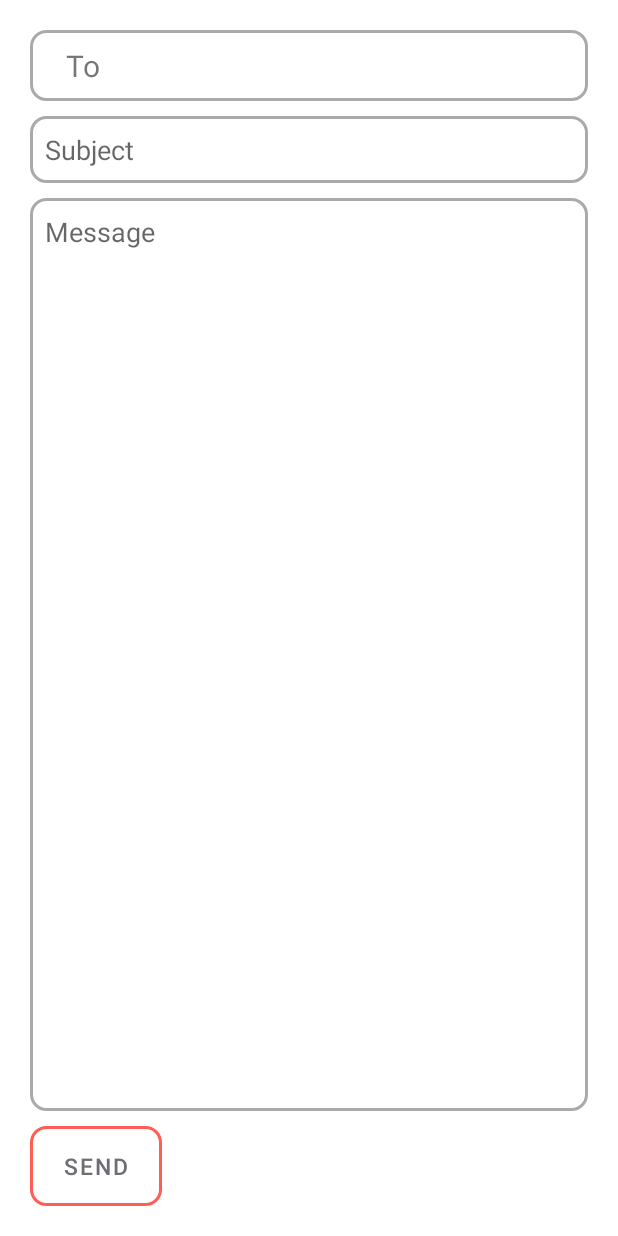
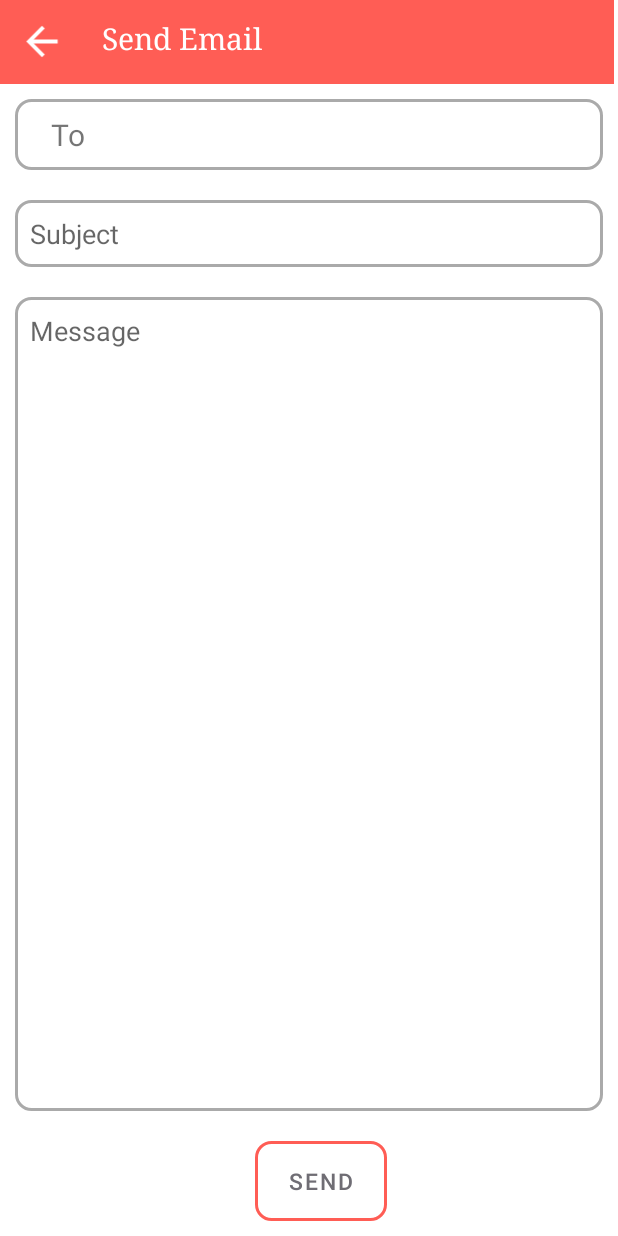
Before and after one commit to Kavi0109/MADProject, an Android app: the sendEmail screen opened directly, with no data from a screen before it, on a phone screen of 412 x 824 dp. Run offline under Robolectric (Android 15) with nearby library versions, the phone set to English and light mode, and no system bars.

Commit message:
humaira merge4

```diff
--- a/app/src/main/java/com/example/toyapp/DonCalculation.java
+++ b/app/src/main/java/com/example/toyapp/DonCalculation.java
@@ -53,7 +53,7 @@ public class DonCalculation extends AppCompatActivity {
 
             temp3 = cal.calculatepercentageDonation(temp,temp2);
 
-            //Toast.makeText(this,"select a radio button", Toast.LENGTH_SHORT).show();
+
             tv_ans.setText(new Float(temp3).toString()+"%");
         }
 
--- a/app/src/main/java/com/example/toyapp/HelpCenter.java
+++ b/app/src/main/java/com/example/toyapp/HelpCenter.java
@@ -30,7 +30,7 @@ public class HelpCenter extends AppCompatActivity {
         Button send = findViewById(R.id.btn_send);
         ImageView navabt = findViewById(R.id.fbarrow);
         navabt.setOnClickListener(v->{
-            Intent intent =new Intent(this, AbtDonation.class);
+            Intent intent =new Intent(this, Home.class);
             startActivity(intent);
         });
         DAOFeedback dfb = new DAOFeedback();
--- a/app/src/main/java/com/example/toyapp/Home.java
+++ b/app/src/main/java/com/example/toyapp/Home.java
@@ -32,6 +32,9 @@ public class Home extends AppCompatActivity {
             Intent apply = new Intent(this, MainActivity.class);
             startActivity(apply);
 
+        }else if (button_text.equals("FEEDBACK")) {
+            Intent fed = new Intent(this, HelpCenter.class);
+            startActivity(fed);
         }
     }
 }
--- a/app/src/main/java/com/example/toyapp/RVAdapter.java
+++ b/app/src/main/java/com/example/toyapp/RVAdapter.java
@@ -85,7 +85,6 @@ public class RVAdapter extends RecyclerView.Adapter<RecyclerView.ViewHolder>{
                            context.startActivity(intent2);
                            notifyItemRemoved(position);
 
-                          // list.remove(org);
                        }).addOnFailureListener(er->
                        {
                            Toast.makeText(context, ""+er.getMessage(), Toast.LENGTH_SHORT).show();
--- a/app/src/main/java/com/example/toyapp/sendEmail.java
+++ b/app/src/main/java/com/example/toyapp/sendEmail.java
@@ -8,6 +8,7 @@ import android.os.Bundle;
 import android.view.View;
 import android.widget.Button;
 import android.widget.EditText;
+import android.widget.ImageView;
 
 public class sendEmail extends AppCompatActivity {
 
@@ -23,6 +24,12 @@ public class sendEmail extends AppCompatActivity {
         etMessage=findViewById(R.id.et_message);
         btnSend=findViewById(R.id.btnsend);
 
+        ImageView navabt = findViewById(R.id.hlarrow);
+        navabt.setOnClickListener(v->{
+            Intent intent =new Intent(this, AbtDonation.class);
+            startActivity(intent);
+        });
+
         btnSend.setOnClickListener(new View.OnClickListener() {
             @Override
             public void onClick(View v) {
--- a/app/src/main/res/layout/activity_abt_donation.xml
+++ b/app/src/main/res/layout/activity_abt_donation.xml
@@ -27,7 +27,7 @@
         android:layout_marginLeft="60dp"
         android:layout_marginTop="16dp"
         android:onClick="Help"
-        android:text="MAKE AN INQUIRY/FEEDBACK"
+        android:text="MAKE AN INQUIRY"
         app:backgroundTint="@color/Perisimone"
         app:layout_constraintStart_toStartOf="parent"
         app:layout_constraintTop_toBottomOf="@+id/btnh" />
--- a/app/src/main/res/layout/activity_send_email.xml
+++ b/app/src/main/res/layout/activity_send_email.xml
@@ -6,14 +6,56 @@
     android:layout_height="match_parent"
     android:orientation="vertical"
     android:layout_gravity="center"
-    android:padding="20dp"
     tools:context=".sendEmail">
+
+<androidx.constraintlayout.widget.ConstraintLayout
+    android:layout_width="match_parent"
+    android:layout_height="wrap_content">
+    <androidx.appcompat.widget.Toolbar
+        android:id="@+id/toolbar2"
+        android:layout_width="409dp"
+        android:layout_height="wrap_content"
+        android:background="@color/Perisimone"
+        android:minHeight="?attr/actionBarSize"
+        android:theme="?attr/actionBarTheme"
+        app:layout_constraintEnd_toEndOf="parent"
+        app:layout_constraintHorizontal_bias="0.0"
+        app:layout_constraintStart_toStartOf="parent"
+        app:layout_constraintTop_toTopOf="parent" />
+
+    <ImageView
+    android:id="@+id/hlarrow"
+    android:layout_width="40dp"
+    android:layout_height="31dp"
+    android:layout_marginStart="8dp"
+    android:layout_marginLeft="8dp"
+    android:layout_marginTop="12dp"
+    app:layout_constraintStart_toStartOf="@+id/toolbar2"
+    app:layout_constraintTop_toTopOf="@+id/toolbar2"
+    app:srcCompat="?attr/actionModeCloseDrawable"
+    app:tint="@color/white" />
+
+    <TextView
+        android:id="@+id/item1"
+        android:layout_width="wrap_content"
+        android:layout_height="wrap_content"
+        android:layout_marginStart="20dp"
+        android:layout_marginLeft="20dp"
+        android:layout_marginTop="12dp"
+        android:fontFamily="baskerville"
+        android:text="Send Email"
+        android:textColor="@color/white"
+        android:textSize="20sp"
+        app:layout_constraintStart_toEndOf="@+id/hlarrow"
+        app:layout_constraintTop_toTopOf="@+id/toolbar2" />
+</androidx.constraintlayout.widget.ConstraintLayout>
 
     <LinearLayout
         android:layout_width="match_parent"
         android:layout_height="wrap_content"
         android:padding="10dp"
-        android:background="@drawable/bg_roun">
+        android:background="@drawable/bg_roun"
+        android:layout_margin="10dp">
 
         <TextView
             android:layout_width="50dp"
@@ -37,7 +79,8 @@
         android:hint="Subject"
         android:padding="10dp"
         android:layout_marginTop="10dp"
-        android:background="@drawable/bg_roun"/>
+        android:background="@drawable/bg_roun"
+        android:layout_margin="10dp"/>
 
     <EditText
         android:layout_width="match_parent"
@@ -48,7 +91,8 @@
         android:padding="10dp"
         android:gravity="top"
         android:layout_marginTop="10dp"
-        android:background="@drawable/bg_roun"/>
+        android:background="@drawable/bg_roun"
+        android:layout_margin="10dp"/>
 
     <Button
         android:id="@+id/btnsend"
@@ -60,7 +104,9 @@
         android:text="send"
         android:textColor="@color/grey"
         android:textSize="15sp"
-        app:backgroundTint="@color/Perisimone"/>
+        app:backgroundTint="@color/Perisimone"
+        android:layout_marginLeft="170dp"
+        android:layout_marginBottom="10dp"/>
 
 
 </LinearLayout>
```
Also changed, not shown: app/src/main/java/com/example/toyapp/AbtDonation.java (+4 -7 lines), app/src/main/java/com/example/toyapp/MainActivity.java (+5 -5 lines), app/src/main/res/layout/activity_home.xml (+17 -4 lines).
